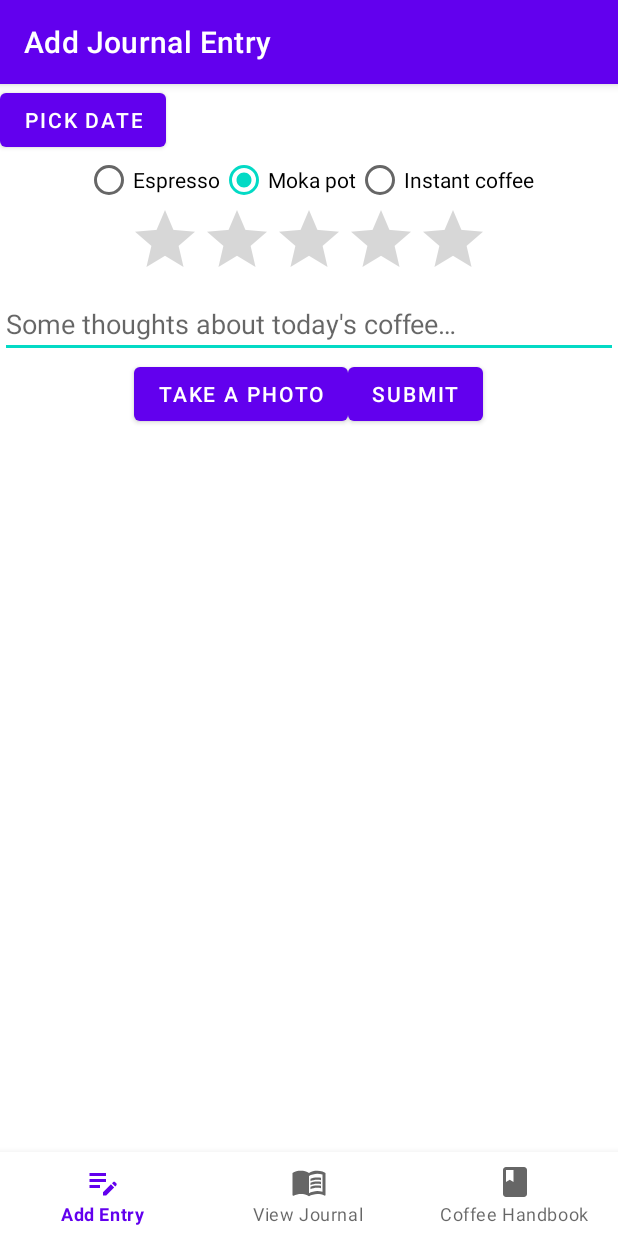
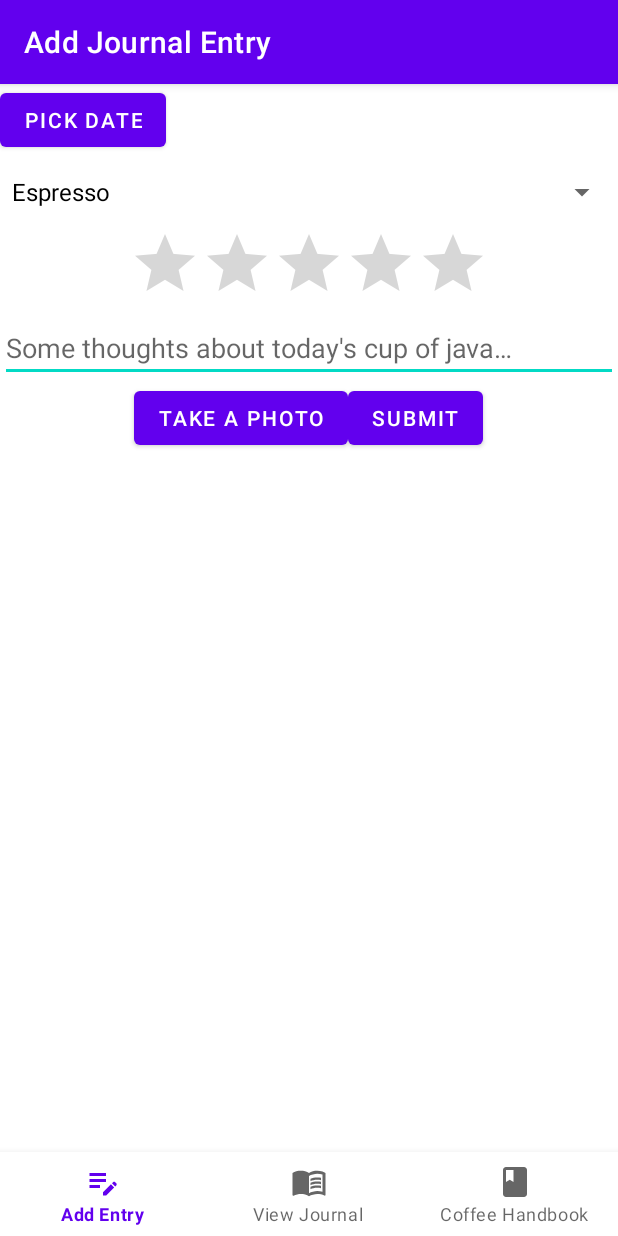
Before and after one commit to limepixl/CoffeeJournal_196068, an Android app: the screen it shows after launch (MainActivity), on a phone screen of 412 x 824 dp. Run offline under Robolectric (Android 15) with nearby library versions, the phone set to English and light mode, and no system bars; our stand-ins replace Room's generated code, navigation-ui.

Commit message:
Change BrewMethods to be displayed by a spinner instead of a radio group

```diff
--- a/app/src/main/java/mk/ukim/finki/coffeejournal/enums/BrewMethod.kt
+++ b/app/src/main/java/mk/ukim/finki/coffeejournal/enums/BrewMethod.kt
@@ -2,6 +2,8 @@ package mk.ukim.finki.coffeejournal.enums
 
 enum class BrewMethod {
     ESPRESSO,
+    FRENCH_PRESS,
+    POUROVER,
     MOKA_POT,
     INSTANT_COFFEE
 }
--- a/app/src/main/java/mk/ukim/finki/coffeejournal/fragments/AddJournalEntryFragment.kt
+++ b/app/src/main/java/mk/ukim/finki/coffeejournal/fragments/AddJournalEntryFragment.kt
@@ -4,25 +4,17 @@ import android.app.Activity
 import android.content.ActivityNotFoundException
 import android.content.Intent
 import android.graphics.Bitmap
-import android.graphics.BitmapFactory
 import android.os.Bundle
 import android.provider.MediaStore
-import androidx.fragment.app.Fragment
 import android.view.LayoutInflater
 import android.view.View
 import android.view.View.GONE
 import android.view.View.VISIBLE
 import android.view.ViewGroup
-import android.widget.Button
-import android.widget.DatePicker
-import android.widget.EditText
-import android.widget.ImageView
-import android.widget.RadioButton
-import android.widget.RadioGroup
-import android.widget.RatingBar
+import android.widget.*
 import androidx.activity.result.contract.ActivityResultContracts
-import androidx.core.view.children
 import androidx.core.widget.doAfterTextChanged
+import androidx.fragment.app.Fragment
 import kotlinx.coroutines.DelicateCoroutinesApi
 import kotlinx.coroutines.GlobalScope
 import kotlinx.coroutines.launch
@@ -35,9 +27,9 @@ import java.io.ByteArrayOutputStream
 import java.util.*
 import kotlin.math.floor
 
-class AddJournalEntryFragment : Fragment() {
+class AddJournalEntryFragment : Fragment(), AdapterView.OnItemSelectedListener {
     private lateinit var journalViewModel: JournalViewModel
-    private lateinit var radioGroup: RadioGroup
+    private lateinit var spinner: Spinner
     private lateinit var datePicker: DatePicker
     private lateinit var btnPickDate: Button
     private lateinit var ratingBar: RatingBar
@@ -88,23 +80,20 @@ class AddJournalEntryFragment : Fragment() {
             }
         }
 
-        radioGroup = view.findViewById(R.id.rg_methods)
-        for (value in BrewMethod.values()) {
-            val rb = RadioButton(context)
-            rb.text = value.toString().replace('_', ' ').lowercase().replaceFirstChar {
+        spinner = view.findViewById(R.id.spinner)
+        spinner.onItemSelectedListener = this
+
+        val brewMethods: List<String> = BrewMethod.values().map { brewMethod ->
+            brewMethod.toString().replace('_', ' ').lowercase().replaceFirstChar {
                 if (it.isLowerCase()) it.titlecase(Locale.ROOT)
                 else it.toString()
             }
-            rb.id = value.ordinal
-            radioGroup.addView(rb)
         }
-        radioGroup.setOnCheckedChangeListener { _, checkedId ->
-            if (checkedId > 0) {
-                val index = radioGroup.children.first().id
-                journalViewModel.setBrewMethod(BrewMethod.values()[index])
-            }
-        }
-        radioGroup.check(journalViewModel.getBrewMethod().ordinal + 1)
+        val adapter: ArrayAdapter<String> = ArrayAdapter(
+            requireContext(), android.R.layout.simple_spinner_dropdown_item, brewMethods
+        )
+        adapter.setDropDownViewResource(android.R.layout.simple_spinner_dropdown_item)
+        spinner.adapter = adapter
 
         etNotes = view.findViewById(R.id.et_notes)
         etNotes.doAfterTextChanged {
@@ -132,10 +121,10 @@ class AddJournalEntryFragment : Fragment() {
     private val cameraActivityLauncher = registerForActivityResult(
         ActivityResultContracts.StartActivityForResult()
     ) { result ->
-        if(result.resultCode == Activity.RESULT_OK) {
+        if (result.resultCode == Activity.RESULT_OK) {
             val data: Intent? = result.data
             val extras: Bundle? = data?.extras
-            if(extras != null) {
+            if (extras != null) {
                 val stream = ByteArrayOutputStream()
                 val bitmap: Bitmap? = extras.getParcelable("data")
                 bitmap?.compress(Bitmap.CompressFormat.JPEG, 95, stream)
@@ -156,8 +145,15 @@ class AddJournalEntryFragment : Fragment() {
         }
     }
 
-    override fun onDestroyView() {
-        super.onDestroyView()
-        radioGroup.removeAllViews()
+    override fun onItemSelected(parent: AdapterView<*>?, view: View?, position: Int, id: Long) {
+        var selectedItemString = parent?.getItemAtPosition(position) as String
+        selectedItemString = selectedItemString.replace(' ', '_').uppercase()
+
+        val selectedItem = BrewMethod.valueOf(selectedItemString)
+        journalViewModel.setBrewMethod(selectedItem)
+    }
+
+    override fun onNothingSelected(parent: AdapterView<*>?) {
+
     }
 }
--- a/app/src/main/res/layout/fragment_add_journal_entry.xml
+++ b/app/src/main/res/layout/fragment_add_journal_entry.xml
@@ -21,21 +21,19 @@
         android:layout_height="wrap_content"
         android:datePickerMode="calendar"
         android:visibility="gone"
-        app:layout_constraintBottom_toTopOf="@+id/rg_methods"
         app:layout_constraintEnd_toEndOf="parent"
         app:layout_constraintStart_toStartOf="parent"
         app:layout_constraintTop_toBottomOf="@+id/btn_pick_date"
         tools:visibility="gone" />
 
-    <RadioGroup
-        android:id="@+id/rg_methods"
-        android:layout_width="wrap_content"
+    <Spinner
+        android:id="@+id/spinner"
+        android:layout_width="match_parent"
         android:layout_height="wrap_content"
-        android:orientation="horizontal"
         app:layout_constraintEnd_toEndOf="parent"
-        app:layout_constraintHorizontal_bias="0.5"
         app:layout_constraintStart_toStartOf="parent"
-        app:layout_constraintTop_toBottomOf="@+id/date_picker" />
+        app:layout_constraintTop_toBottomOf="@id/date_picker"
+        tools:layout_editor_absoluteY="48dp" />
 
     <RatingBar
         android:id="@+id/rating_bar"
@@ -45,35 +43,35 @@
         android:stepSize="1"
         app:layout_constraintLeft_toLeftOf="parent"
         app:layout_constraintRight_toRightOf="parent"
-        app:layout_constraintTop_toBottomOf="@id/rg_methods" />
+        app:layout_constraintTop_toBottomOf="@+id/spinner" />
 
     <EditText
         android:id="@+id/et_notes"
         android:layout_width="match_parent"
         android:layout_height="wrap_content"
-        app:layout_constraintTop_toBottomOf="@id/rating_bar"
+        android:autofillHints="notes"
+        android:hint="@string/et_notes_hint"
+        android:inputType="text"
         app:layout_constraintLeft_toLeftOf="parent"
-        android:hint="@string/et_notes_hint"
-        android:autofillHints="notes"
-        android:inputType="text" />
+        app:layout_constraintTop_toBottomOf="@id/rating_bar" />
 
     <ImageView
         android:id="@+id/iv_journal_photo"
         android:layout_width="wrap_content"
         android:layout_height="wrap_content"
+        android:contentDescription="@string/photo_of_your_coffee"
         android:maxWidth="300dp"
         android:maxHeight="200dp"
         app:layout_constraintEnd_toEndOf="parent"
         app:layout_constraintRight_toRightOf="parent"
         app:layout_constraintStart_toStartOf="parent"
-        app:layout_constraintTop_toBottomOf="@id/et_notes"
-        android:contentDescription="@string/photo_of_your_coffee" />
+        app:layout_constraintTop_toBottomOf="@id/et_notes" />
 
     <LinearLayout
         android:layout_width="match_parent"
         android:layout_height="wrap_content"
+        android:gravity="center"
         android:orientation="horizontal"
-        android:gravity="center"
         app:layout_constraintLeft_toLeftOf="parent"
         app:layout_constraintTop_toBottomOf="@id/iv_journal_photo">
 
@@ -98,5 +96,4 @@
     </LinearLayout>
 
 
-
 </androidx.constraintlayout.widget.ConstraintLayout>
--- a/app/src/main/res/values/strings.xml
+++ b/app/src/main/res/values/strings.xml
@@ -1,7 +1,7 @@
 <resources>
     <string name="app_name">CoffeeJournal</string>
     <string name="btn_pick_date">Pick Date</string>
-    <string name="et_notes_hint">Some thoughts about today\'s coffee…</string>
+    <string name="et_notes_hint">Some thoughts about today\'s cup of java…</string>
     <string name="submit_button_label">Submit</string>
     <string name="camera_button_label">Take a photo</string>
     <string name="photo_of_your_coffee">Photo of your coffee!</string>
```
